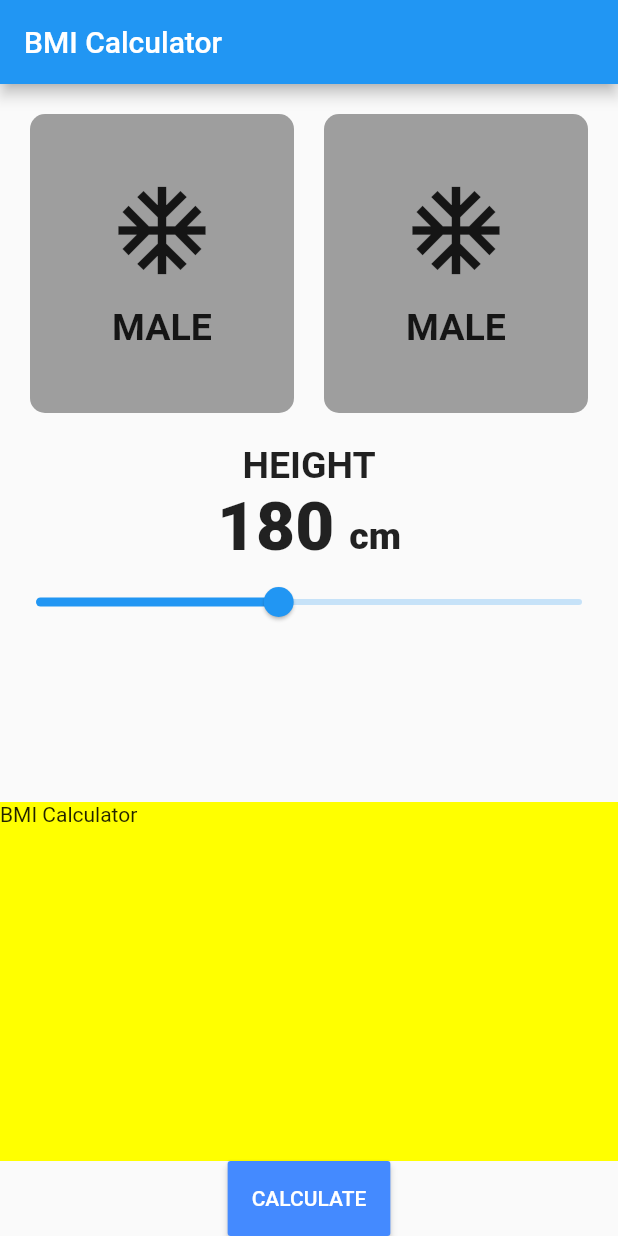
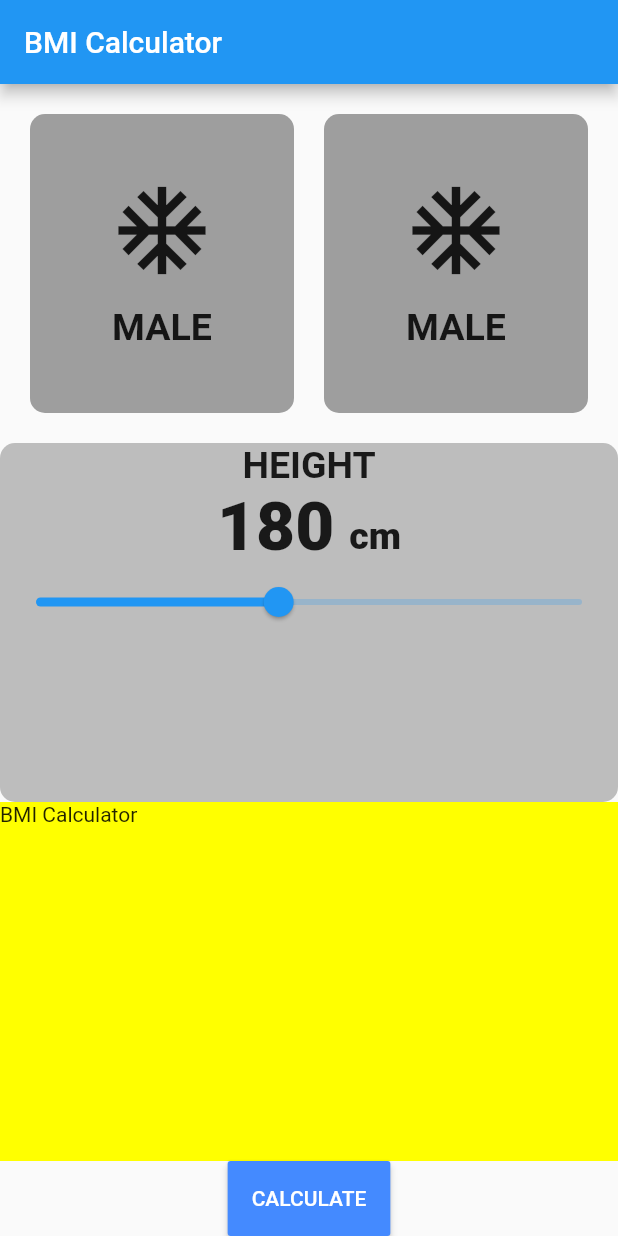
Before and after one commit to Devsaci/bmi_calculator_mansour, a Flutter app: the screen it shows after launch, on a phone screen of 412 x 824 dp. Run offline on Flutter 3.47's test engine with Material 2 defaults, Android fonts, the phone set to English and light mode, and no system bars.

Commit message:
BoxDecoration

```diff
--- a/lib/bmi_screen.dart
+++ b/lib/bmi_screen.dart
@@ -83,6 +83,10 @@ class _BmiScreenState extends State<BmiScreen> {
           ),
           Expanded(
             child: Container(
+              decoration: BoxDecoration(
+                borderRadius: BorderRadius.circular(10.0),
+                color: Colors.grey[400]
+              ),
               child: Column(
                 children: [
                   Text(
```
